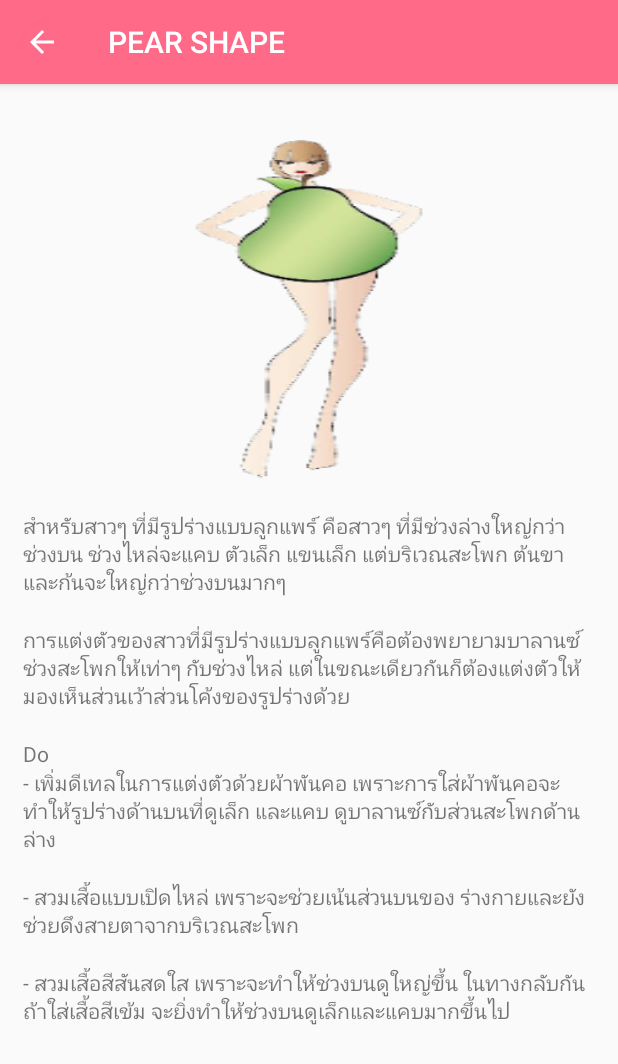
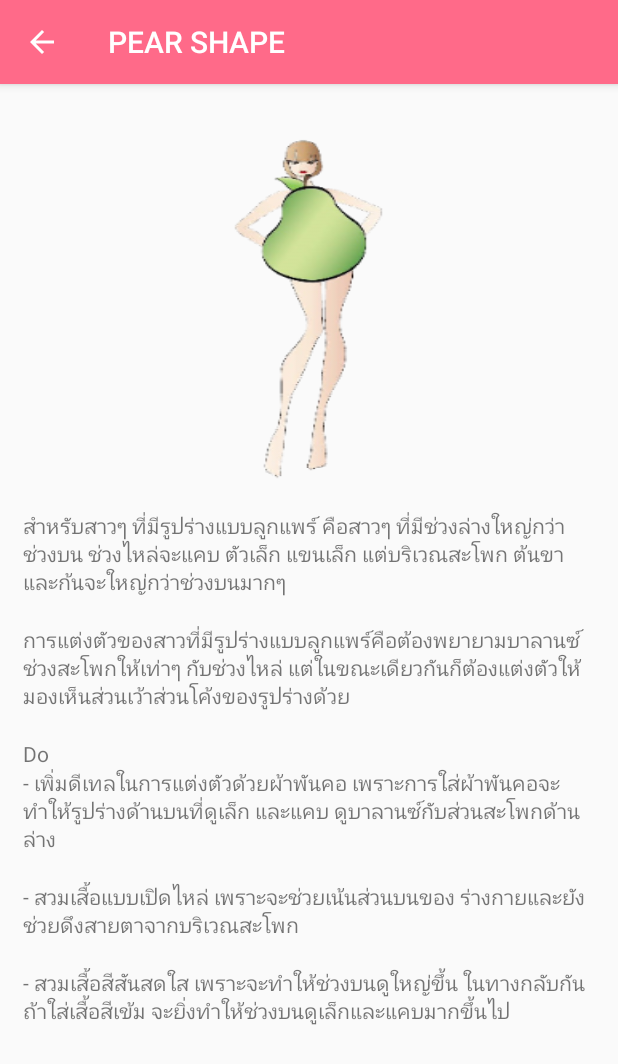
Before and after one commit to Supatcharee/ModClothesProject2-master, an Android app: the PareShapeActivity screen opened directly, with no data from a screen before it, on a phone screen of 412 x 824 dp. Shown: the top 1064 px of the screen. Run offline under Robolectric (Android 15) with nearby library versions, the phone set to English and light mode, and no system bars.

Commit message:
5/24/2016

```diff
--- a/app/src/main/res/layout/activity_about.xml
+++ b/app/src/main/res/layout/activity_about.xml
@@ -17,6 +17,7 @@
         android:layout_gravity="center_horizontal"
         android:textColor="#fefdfd"
         android:background="#FFC0CB"
+        android:layout_marginTop="20dp"
         android:foregroundGravity="center"
         android:layout_below="@+id/imageView7"
         android:layout_alignParentLeft="true"
@@ -39,7 +40,7 @@
         android:layout_gravity="center_horizontal"
         android:textColor="#fefdfd"
         android:background="#FFC0CB"
-        android:layout_marginTop="30dp"
+        android:layout_marginTop="20dp"
         android:foregroundGravity="center"
         android:layout_below="@+id/button1"
         android:layout_alignParentLeft="true"
--- a/app/src/main/res/layout/activity_apple_shape.xml
+++ b/app/src/main/res/layout/activity_apple_shape.xml
@@ -23,7 +23,7 @@
             android:orientation="vertical">
 
             <ImageView
-                android:layout_width="200dp"
+                android:layout_width="130dp"
                 android:layout_height="250dp"
                 android:id="@+id/imgvApple"
                 android:background="@mipmap/apple"
--- a/app/src/main/res/layout/activity_hourglass_shape.xml
+++ b/app/src/main/res/layout/activity_hourglass_shape.xml
@@ -23,8 +23,8 @@
             android:orientation="vertical">
 
             <ImageView
-                android:layout_width="150dp"
-                android:layout_height="200dp"
+                android:layout_width="130dp"
+                android:layout_height="250dp"
                 android:id="@+id/imgvHourglass"
                 android:text="@string/pare_shape1"
                 android:background="@mipmap/hourglass"
--- a/app/src/main/res/layout/activity_pare_shape.xml
+++ b/app/src/main/res/layout/activity_pare_shape.xml
@@ -23,7 +23,7 @@
             android:orientation="vertical">
 
             <ImageView
-                android:layout_width="200dp"
+                android:layout_width="130dp"
                 android:layout_height="250dp"
                 android:id="@+id/imgvPear"
                 android:background="@mipmap/pear"
@@ -37,24 +37,21 @@
                 android:layout_height="wrap_content"
                 android:text="@string/space"
                 android:id="@+id/space"
-                android:layout_below="@+id/scrollView2"
-                android:layout_alignParentStart="true" />
+                android:layout_below="@+id/scrollView2" />
 
             <TextView
                 android:layout_width="wrap_content"
                 android:layout_height="wrap_content"
                 android:text="@string/pare_shape1"
                 android:id="@+id/pearShape1"
-                android:layout_below="@+id/scrollView2"
-                android:layout_alignParentStart="true" />
+                android:layout_below="@+id/scrollView2" />
 
             <TextView
                 android:layout_width="wrap_content"
                 android:layout_height="wrap_content"
                 android:text="@string/space"
                 android:id="@+id/space1"
-                android:layout_below="@+id/scrollView2"
-                android:layout_alignParentStart="true" />
+                android:layout_below="@+id/scrollView2" />
 
 
 
@@ -63,64 +60,56 @@
                 android:layout_height="wrap_content"
                 android:text="@string/pare_shape2"
                 android:id="@+id/pearShape2"
-                android:layout_below="@+id/scrollView2"
-                android:layout_alignParentStart="true" />
+                android:layout_below="@+id/scrollView2" />
 
             <TextView
                 android:layout_width="wrap_content"
                 android:layout_height="wrap_content"
                 android:text="@string/space"
                 android:id="@+id/space7"
-                android:layout_below="@+id/scrollView2"
-                android:layout_alignParentStart="true" />
+                android:layout_below="@+id/scrollView2" />
 
             <TextView
                 android:layout_width="wrap_content"
                 android:layout_height="wrap_content"
                 android:text="@string/Do"
                 android:id="@+id/title_do"
-                android:layout_below="@+id/scrollView2"
-                android:layout_alignParentStart="true" />
+                android:layout_below="@+id/scrollView2" />
 
             <TextView
                 android:layout_width="wrap_content"
                 android:layout_height="wrap_content"
                 android:text="@string/detail_pear_1"
                 android:id="@+id/detail_pare_1"
-                android:layout_below="@+id/scrollView2"
-                android:layout_alignParentStart="true" />
+                android:layout_below="@+id/scrollView2" />
 
             <TextView
                 android:layout_width="wrap_content"
                 android:layout_height="wrap_content"
                 android:text="@string/space"
                 android:id="@+id/space4"
-                android:layout_below="@+id/scrollView2"
-                android:layout_alignParentStart="true" />
+                android:layout_below="@+id/scrollView2" />
 
             <TextView
                 android:layout_width="wrap_content"
                 android:layout_height="wrap_content"
                 android:text="@string/detail_pear_2"
                 android:id="@+id/detail_pare_2"
-                android:layout_below="@+id/scrollView2"
-                android:layout_alignParentStart="true" />
+                android:layout_below="@+id/scrollView2" />
 
             <TextView
                 android:layout_width="wrap_content"
                 android:layout_height="wrap_content"
                 android:text="@string/space"
                 android:id="@+id/space5"
-                android:layout_below="@+id/scrollView2"
-                android:layout_alignParentStart="true" />
+                android:layout_below="@+id/scrollView2" />
 
             <TextView
                 android:layout_width="wrap_content"
                 android:layout_height="wrap_content"
                 android:text="@string/detail_pear_3"
                 android:id="@+id/detail_pare_3"
-                android:layout_below="@+id/scrollView2"
-                android:layout_alignParentStart="true" />
+                android:layout_below="@+id/scrollView2" />
 
         </LinearLayout>
     </ScrollView>
--- a/app/src/main/res/layout/activity_woman_style.xml
+++ b/app/src/main/res/layout/activity_woman_style.xml
@@ -14,6 +14,7 @@
         android:layout_height="wrap_content"
         android:text="Pear Shape"
         android:id="@+id/btnPear"
+        android:layout_marginTop="10dp"
         android:textColor="@color/white"
         android:background="@color/green"
         android:layout_below="@+id/btnApple"
@@ -38,6 +39,7 @@
         android:textColor="@color/white"
         android:id="@+id/btnHourGlass"
         android:background="#CD8162"
+        android:layout_marginTop="10dp"
         android:layout_below="@+id/btnPear"
         android:layout_alignParentLeft="true"
         android:layout_alignParentStart="true" />
@@ -49,6 +51,7 @@
         android:textColor="@color/white"
         android:background="#838B83"
         android:id="@+id/btnRectangle"
+        android:layout_marginTop="10dp"
         android:layout_below="@+id/btnHourGlass" />
 
     <ImageView
```
Also changed, not shown: app/src/main/res/layout/activity_rectangle.xml (+12 -20 lines).
